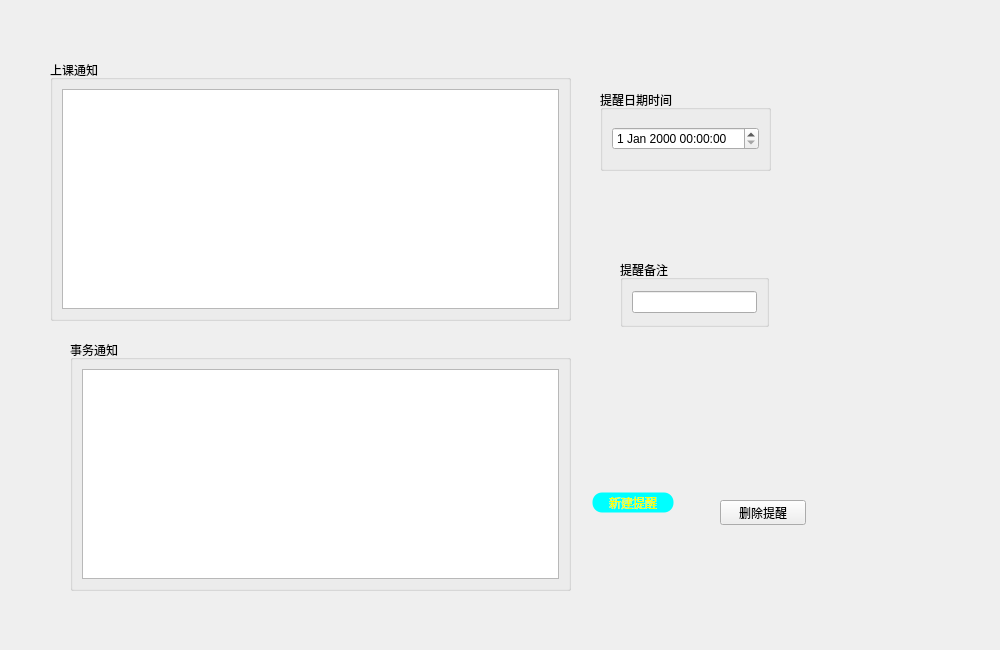
Ruby-Dream/studysoftware, file widget_notice.ui: the form before one commit.
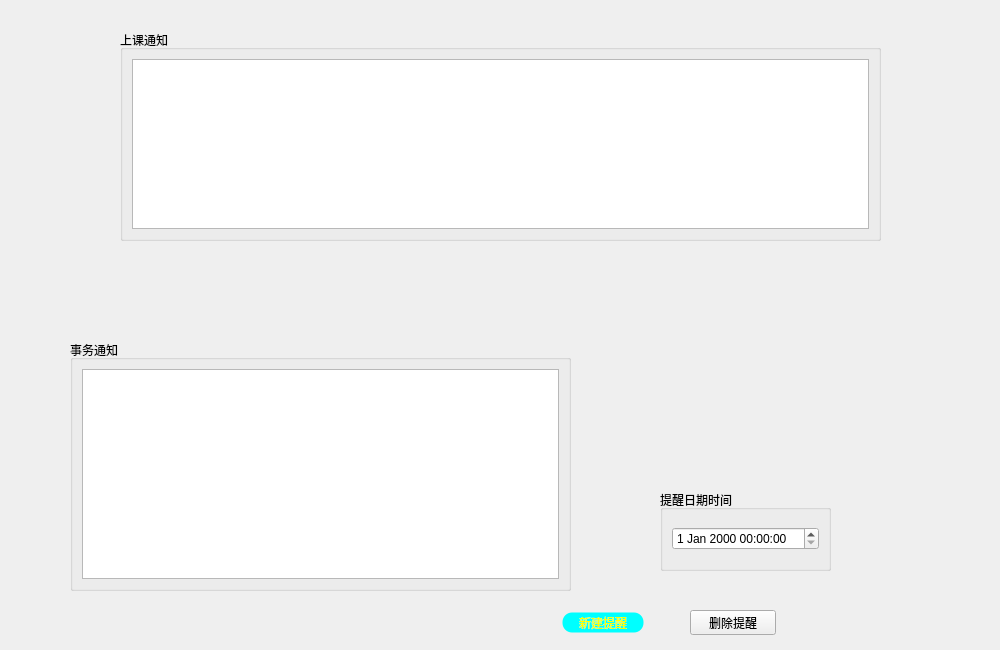
The form after the commit.

Commit message: 使用自定义代理实现对课程通知时间和备注的编辑和提交功能

The edit to the form file:
```diff
--- a/widget_notice.ui
+++ b/widget_notice.ui
@@ -16,8 +16,8 @@
   <widget class="QPushButton" name="pushButton">
    <property name="geometry">
     <rect>
-     <x>590</x>
-     <y>490</y>
+     <x>560</x>
+     <y>610</y>
      <width>86</width>
      <height>25</height>
     </rect>
@@ -36,8 +36,8 @@
   <widget class="QPushButton" name="pushButton_2">
    <property name="geometry">
     <rect>
-     <x>720</x>
-     <y>500</y>
+     <x>690</x>
+     <y>610</y>
      <width>86</width>
      <height>25</height>
     </rect>
@@ -49,8 +49,8 @@
   <widget class="QGroupBox" name="groupBox">
    <property name="geometry">
     <rect>
-     <x>600</x>
-     <y>90</y>
+     <x>660</x>
+     <y>490</y>
      <width>171</width>
      <height>81</height>
     </rect>
@@ -64,31 +64,13 @@
     </item>
    </layout>
   </widget>
-  <widget class="QGroupBox" name="groupBox_2">
-   <property name="geometry">
-    <rect>
-     <x>620</x>
-     <y>260</y>
-     <width>149</width>
-     <height>67</height>
-    </rect>
-   </property>
-   <property name="title">
-    <string>提醒备注</string>
-   </property>
-   <layout class="QHBoxLayout" name="horizontalLayout">
-    <item>
-     <widget class="QLineEdit" name="lineEdit"/>
-    </item>
-   </layout>
-  </widget>
   <widget class="QGroupBox" name="groupBox_3">
    <property name="geometry">
     <rect>
-     <x>50</x>
-     <y>60</y>
-     <width>521</width>
-     <height>261</height>
+     <x>120</x>
+     <y>30</y>
+     <width>761</width>
+     <height>211</height>
     </rect>
    </property>
    <property name="title">
```
Left out of the diff: 4 changed lines with no effect on the pictures. The commit also changes 11 other files.
